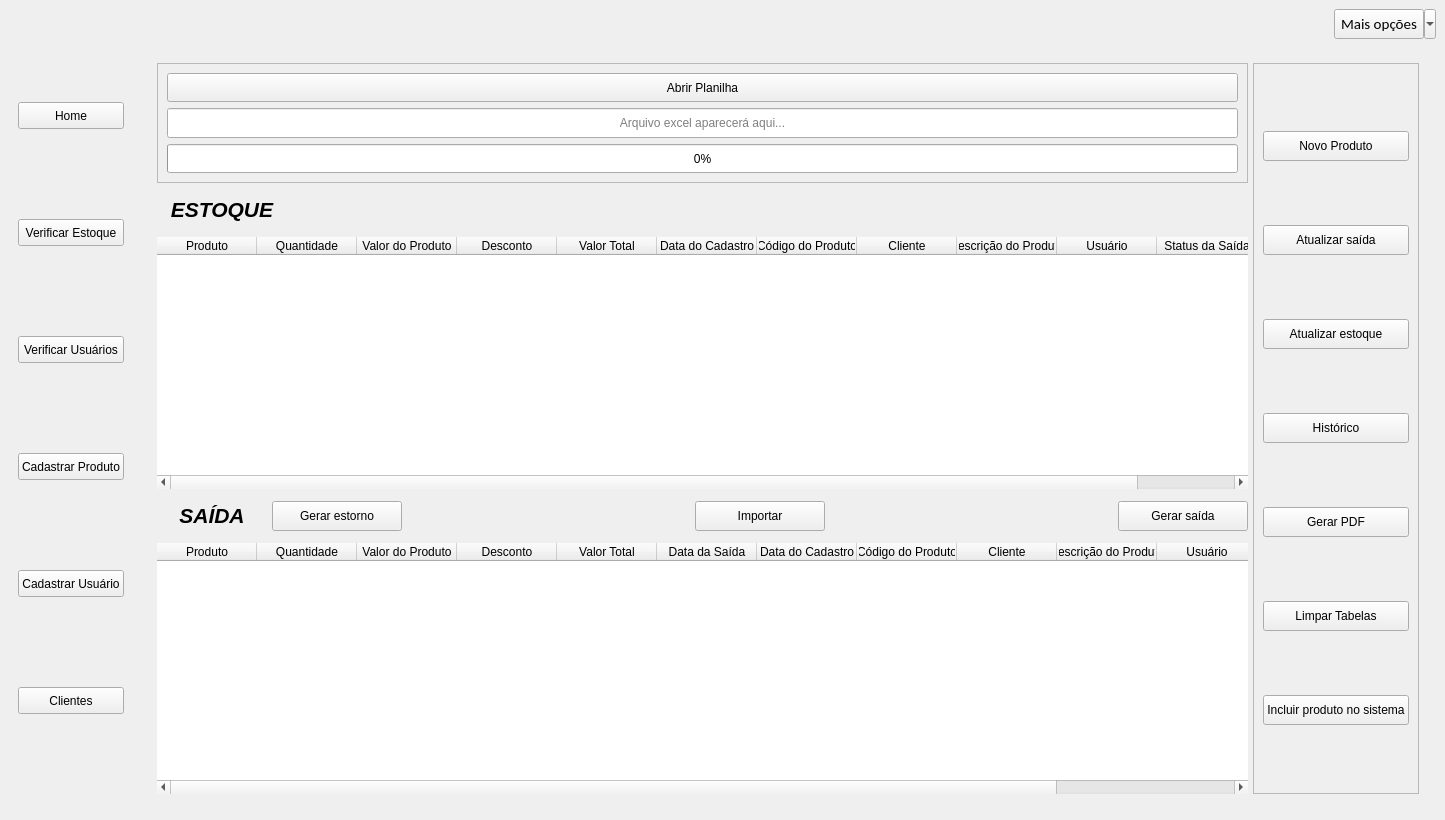
Old version of the form novamaine.ui in the repository KevenLucas025/ProjetoERP.
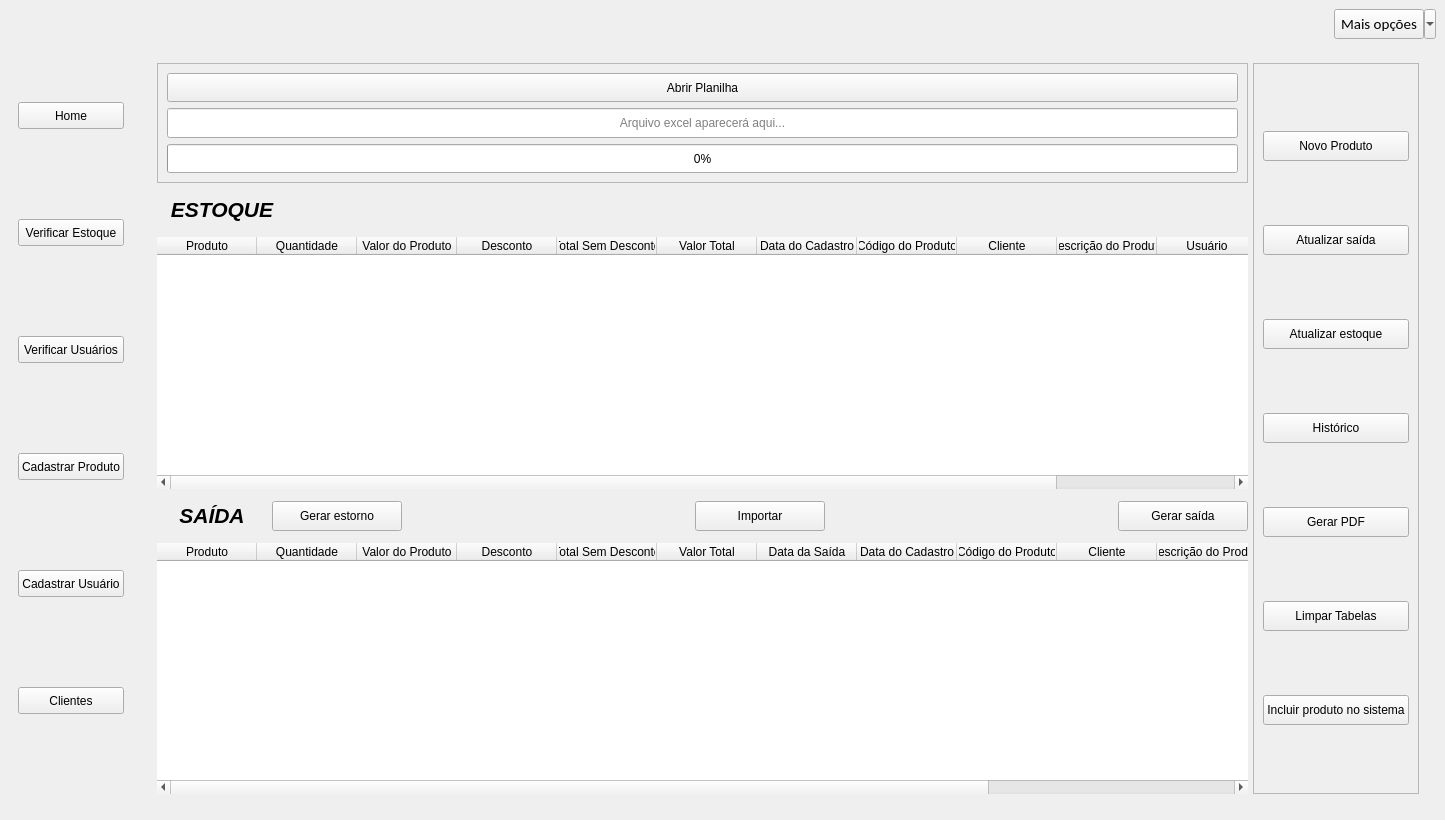
New version of the form. The open tabs and pages were chosen to show the change. Icons and pictures are not drawn.

What changed in the file:
```diff
--- a/novamaine.ui
+++ b/novamaine.ui
@@ -1016,6 +1016,11 @@
                <string>Desconto</string>
               </property>
              </column>
+             <column>
+              <property name="text">
+               <string>Total Sem Desconto</string>
+              </property>
+             </column>
              <column>
               <property name="text">
                <string>Valor Total</string>
@@ -1136,6 +1141,11 @@
                <string>Desconto</string>
               </property>
              </column>
+             <column>
+              <property name="text">
+               <string>Total Sem Desconto</string>
+              </property>
+             </column>
              <column>
               <property name="text">
                <string>Valor Total</string>
```
Left out of the diff: 2 changed lines with no effect on the pictures.
